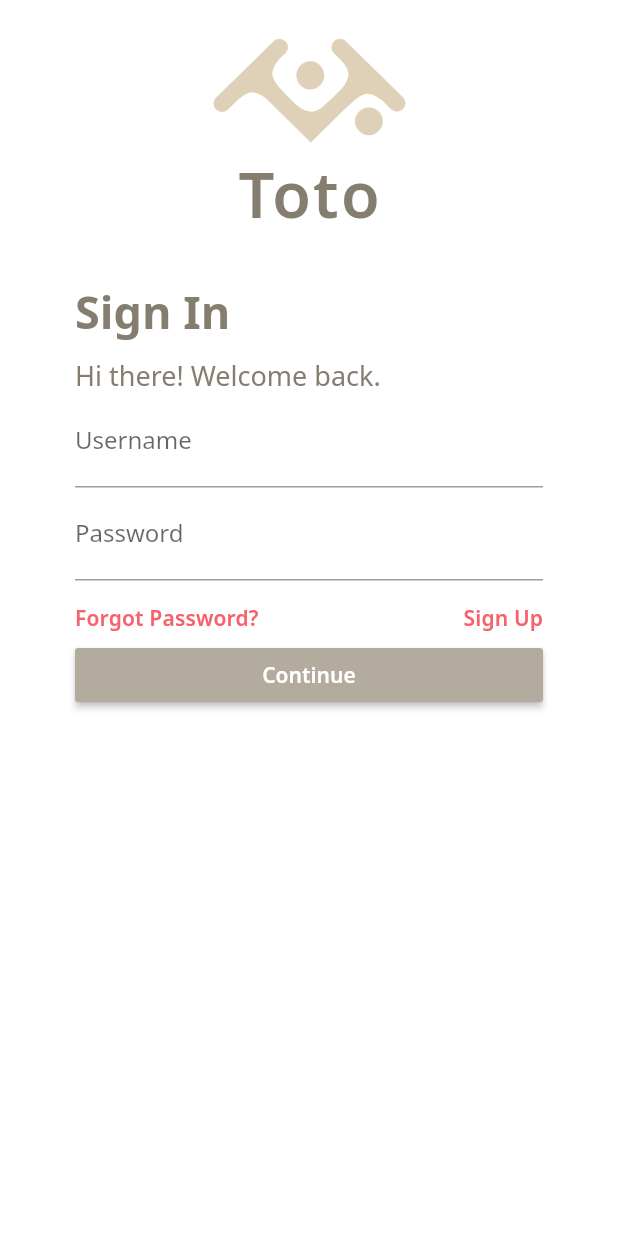
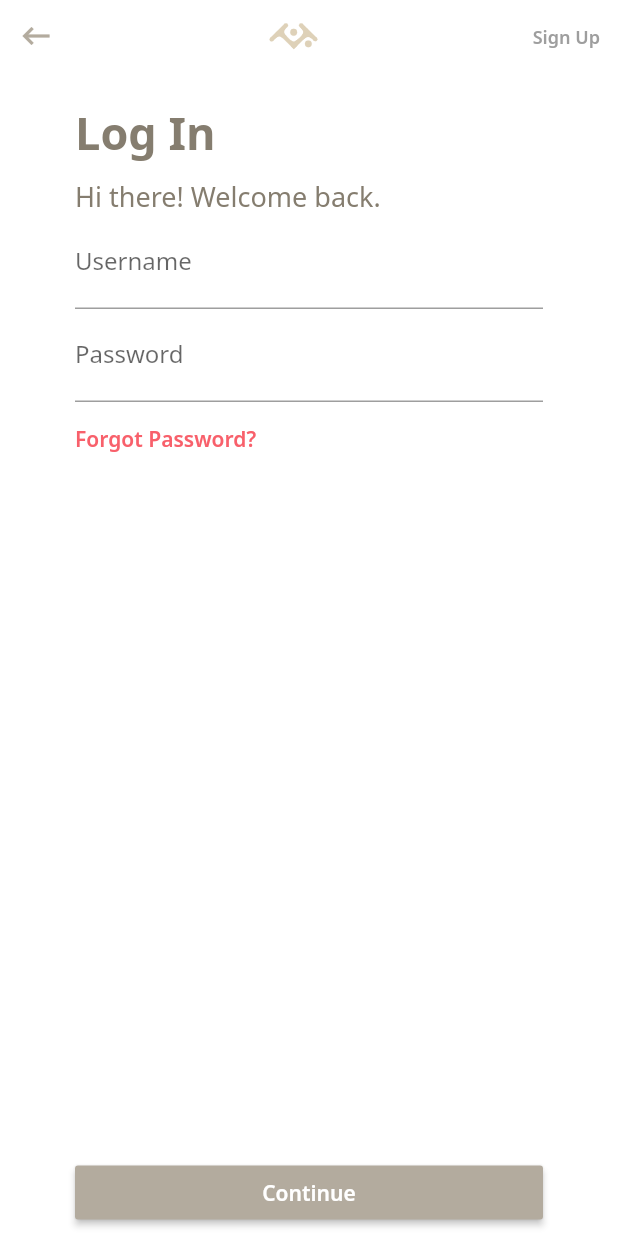
Before and after one commit to malinest/toto-android, a Flutter app: the LoginPage screen opened directly, on a phone screen of 412 x 824 dp. Run offline on Flutter 3.47's test engine with Material 2 defaults, Android fonts, the phone set to English and light mode, and no system bars; our stand-ins replace flutter_svg; network calls fail.

Commit message:
Configured advanced on board UI, post form UI, an image viewer and improved log in and sign in UI forms behaviour.

```diff
--- a/lib/login.dart
+++ b/lib/login.dart
@@ -1,5 +1,5 @@
 import 'package:flutter/material.dart';
-import 'package:flutter_svg/flutter_svg.dart';
+import 'package:toto_android/utils.dart';
 import 'colors.dart';
 import 'signup.dart';
 import 'textstyles.dart';
@@ -19,28 +19,18 @@ class _LoginPageState extends State<LoginPage> {
         drawer: TotoDrawers.regularDrawer(context),
         resizeToAvoidBottomInset: false,
         body: SafeArea(
-        child: Column(
+          child: Stack(
+            children: [
+              Column(
                 crossAxisAlignment: CrossAxisAlignment.stretch,
                 children: [
+                  TotoUtils.getHeader(context, 'Sign Up', const SignUpPage()),
                   Padding(
-              padding: const EdgeInsets.fromLTRB(0, 20, 0, 0),
-              child: SvgPicture.asset('assets/logo.svg', height: 80),
-            ),
-            Center(
+                    padding: const EdgeInsets.fromLTRB(50.0, 20.0, 0, 0),
                     child: Title(
                       color: TotoColors.textColor,
                       child: Text(
-                  'Toto',
-                  style: TotoTextStyles.titleLarge(context),
-                ),
-              ),
-            ),
-            Padding(
-              padding: const EdgeInsets.fromLTRB(50.0, 30.0, 0, 0),
-              child: Title(
-                color: TotoColors.textColor,
-                child: Text(
-                  'Sign In',
+                        'Log In',
                         style: TotoTextStyles.titleMedium(context),
                       ),
                     ),
@@ -73,45 +63,30 @@ class _LoginPageState extends State<LoginPage> {
                     ),
                   ),
                   Padding(
-              padding: EdgeInsets.fromLTRB(50.0, 15.0, 50.0, 0),
+                    padding: const EdgeInsets.fromLTRB(50.0, 15.0, 50.0, 0),
                     child: Row(
                       mainAxisAlignment: MainAxisAlignment.spaceBetween,
                       children: [
                         InkWell(
                           child: Text(
                             'Forgot Password?',
-                      style: TotoTextStyles.titleSmall(context),
+                            style: TotoTextStyles.displaySmall(context),
                           ),
-                    onTap: () => ScaffoldMessenger.of(context).showSnackBar(
+                          onTap: () =>
+                              ScaffoldMessenger.of(context).showSnackBar(
                             SnackBar(
                               content: Text('To be implemented'),
                             ),
                           ),
                         ),
-                  InkWell(
-                      child: Text(
-                        'Sign Up',
-                        style: TotoTextStyles.titleSmall(context),
+                      ],
                     ),
-                      onTap: () => Navigator.push(context, MaterialPageRoute(builder: (context) => const SignUpPage()))
                   ),
                 ],
               ),
-            ),
-            Padding(
-              padding: const EdgeInsets.symmetric(horizontal: 50, vertical: 5),
-              child: MaterialButton(
-                onPressed: () => null,
-                child: Text(
-                  'Continue',
-                  style: TotoTextStyles.labelLarge(context),
-                ),
-                color: TotoColors.primary,
-              ),
-            )
+              TotoUtils.buildAccessButton(context, 'Continue', () => null),
             ],
           ),
-      ),
-    );
+        ));
   }
 }
--- a/lib/main.dart
+++ b/lib/main.dart
@@ -1,8 +1,4 @@
 import 'package:flutter/material.dart';
-import 'package:toto_android/board.dart';
-import 'package:toto_android/colors.dart';
-import 'login.dart';
-import 'drawers.dart';
 import 'signup.dart';
 
 void main() {
@@ -22,7 +18,7 @@ class MyApp extends StatelessWidget {
         fontFamily: 'NotoSans',
         scaffoldBackgroundColor: Colors.white,
       ),
-      home: const BoardPage(),
+      home: const SignUpPage(),
     );
   }
 }
--- a/lib/textstyles.dart
+++ b/lib/textstyles.dart
@@ -24,8 +24,8 @@ class TotoTextStyles {
             color: TotoColors.textColor,
           );
 
-  static TextStyle? titleSmall(BuildContext context) =>
-      Theme.of(context).textTheme.titleSmall?.copyWith(
+  static TextStyle? displaySmall(BuildContext context) =>
+      Theme.of(context).textTheme.displaySmall?.copyWith(
             fontSize: 14.0,
             fontWeight: FontWeight.w600,
             color: TotoColors.contrastColor,
@@ -59,6 +59,12 @@ class TotoTextStyles {
             color: Colors.grey,
           );
 
+  static TextStyle? titleSmall(BuildContext context) =>
+      Theme.of(context).textTheme.titleSmall?.copyWith(
+            fontSize: 18.0,
+            color: Colors.black,
+          );
+
   static TextStyle? labelSmall(BuildContext context) =>
       Theme.of(context).textTheme.labelSmall?.copyWith(
             fontSize: 10.0,
--- /dev/null
+++ b/lib/utils.dart
@@ -0,0 +1,64 @@
+import 'package:flutter/material.dart';
+import 'package:toto_android/board.dart';
+import 'package:toto_android/colors.dart';
+import 'textstyles.dart';
+import 'package:flutter_svg/svg.dart';
+
+class TotoUtils {
+  static Padding getHeader(
+      BuildContext context, String destinationName, StatefulWidget sw) {
+    return Padding(
+      padding: const EdgeInsets.all(12.0),
+      child: Row(
+        mainAxisAlignment: MainAxisAlignment.spaceBetween,
+        children: [
+          InkWell(
+            child: const Icon(
+              Icons.keyboard_backspace_sharp,
+              color: TotoColors.primary,
+            ),
+            onTap: () => Navigator.push(
+              context,
+              MaterialPageRoute(
+                builder: (context) => BoardPage(),
+              ),
+            ),
+          ),
+          SvgPicture.asset('assets/logo.svg', height: 20),
+          InkWell(
+            child: Text(
+              destinationName,
+              style: TotoTextStyles.labelMedium(context),
+            ),
+            onTap: () => Navigator.push(
+              context,
+              MaterialPageRoute(
+                builder: (context) => sw,
+              ),
+            ),
+          ),
+        ],
+      ),
+    );
+  }
+
+  static Positioned buildAccessButton(
+      BuildContext context, String text, Function function) {
+    return Positioned(
+      bottom: MediaQuery.of(context).viewInsets.bottom,
+      left: 0,
+      right: 0,
+      child: Padding(
+        padding: const EdgeInsets.symmetric(horizontal: 50, vertical: 5),
+        child: MaterialButton(
+          onPressed: () => null,
+          color: TotoColors.primary,
+          child: Text(
+            text,
+            style: TotoTextStyles.labelLarge(context),
+          ),
+        ),
+      ),
+    );
+  }
+}
```
Also changed, not shown: lib/board.dart (+42 -91 lines), lib/image.dart (added, +49 -0 lines), lib/postform.dart (added, +117 -0 lines), lib/postview.dart (added, +15 -0 lines), lib/signup.dart (+11 -33 lines). Lines whose indentation alone changed are shown as unchanged.
